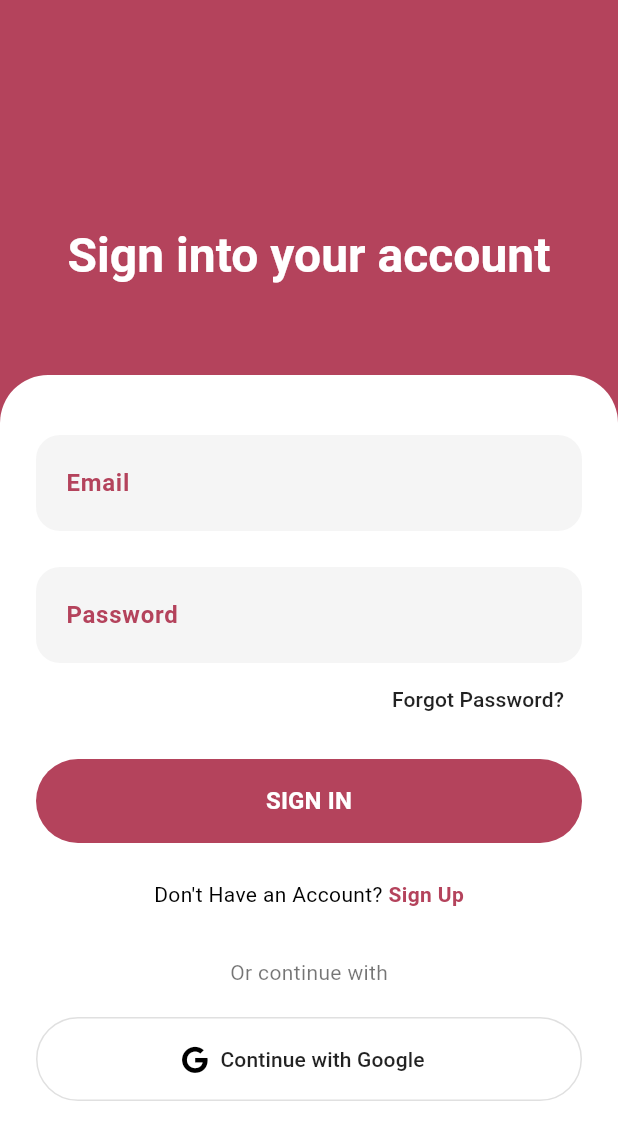
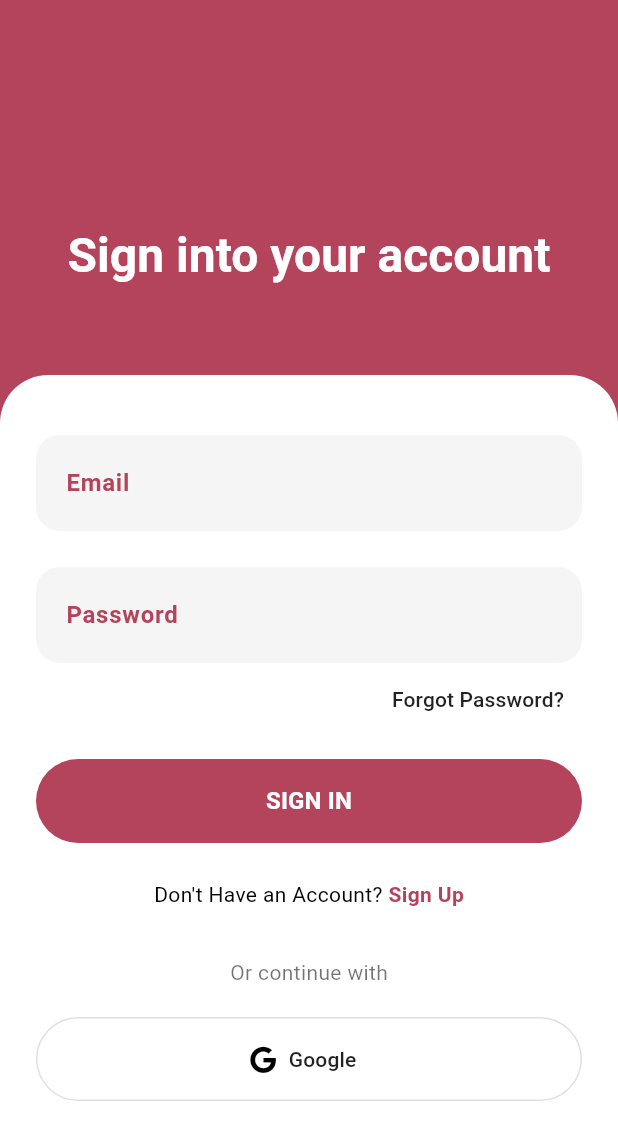
Before and after one commit to Monash-FIT3170/2025W2-FindingNibbles, a Flutter app: the screen it shows after launch, after a tap on "SIGN IN", on a phone screen of 412 x 824 dp. Shown: the top 1140 px of the screen. Run offline on Flutter 3.47's test engine with Material 3 defaults, Android fonts, the phone set to English and light mode, and no system bars; our stand-ins replace dio, flutter_map, flutter_secure_storage, flutter_svg, font_awesome_flutter, geocoding and 5 more; accounts and stored records are empty; network calls fail.

Commit message:
updated typo

```diff
--- a/frontend/lib/pages/auth/login_page.dart
+++ b/frontend/lib/pages/auth/login_page.dart
@@ -257,7 +257,7 @@ class LoginPage extends StatelessWidget {
                           color: Colors.black,
                         ),
                         label: const Text(
-                          'Continue with Google',
+                          'Google',
                           style: TextStyle(
                             color: Colors.black87,
                             fontWeight: FontWeight.w500,
```
